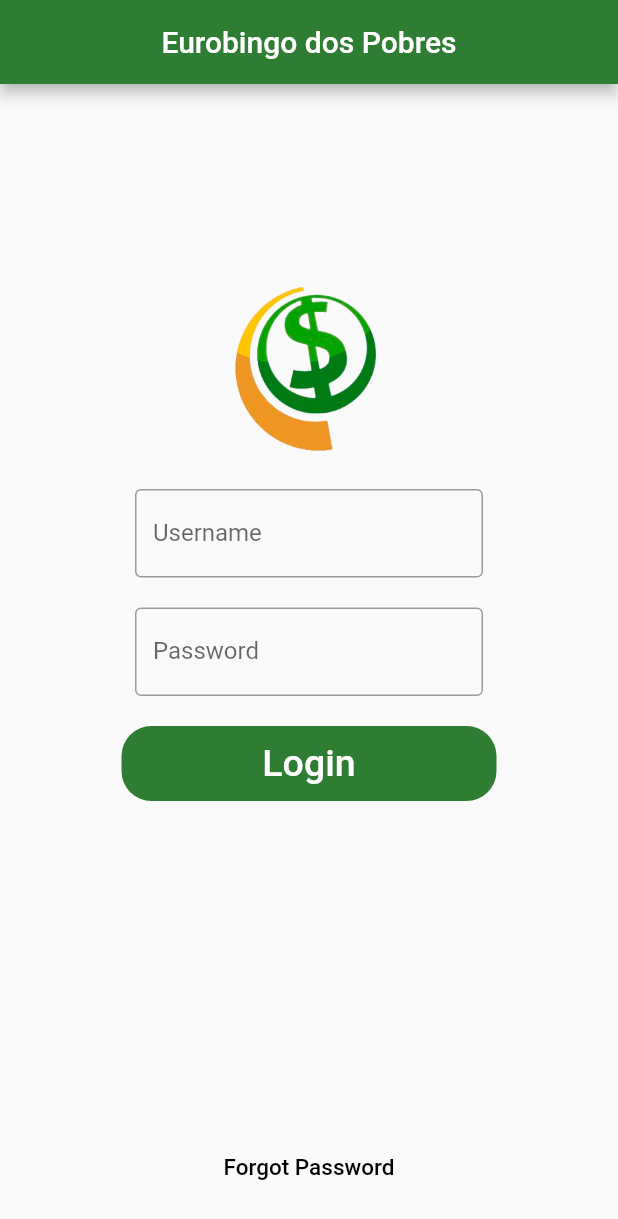
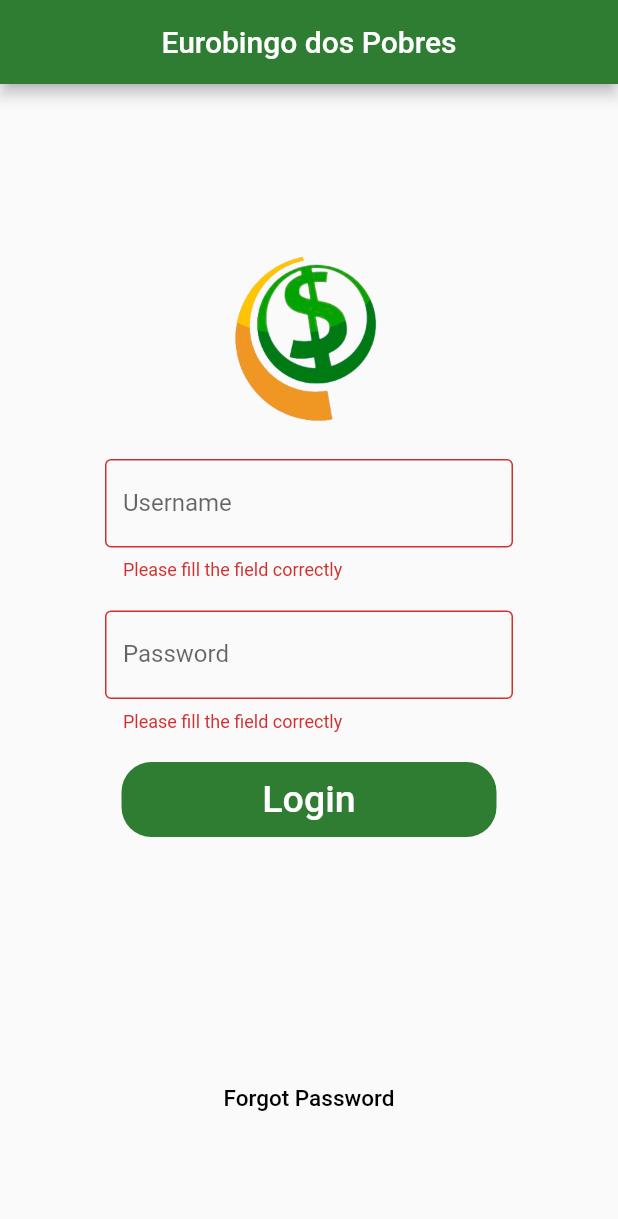
Before and after one commit to mirandaftiago/eurobingo, a Flutter app: the screen it shows after launch, after a tap on "Login", on a phone screen of 412 x 824 dp. Shown: the top 1219 px of the screen. Run offline on Flutter 3.47's test engine with Material 2 defaults, Android fonts, the light colour scheme and no system bars.

Commit message:
Fixed bug with Expanded Widget and redirectAfterLogin logic

```diff
--- a/lib/widgets/login_form.dart
+++ b/lib/widgets/login_form.dart
@@ -17,28 +17,33 @@ class LoginForm extends StatelessWidget {
   }
 
   void redirectAfterLogin(BuildContext context) {
-    if (formKey.currentState!.validate()) {
+  if (formKey.currentState != null && formKey.currentState!.validate()) {
+    // Validation passed, navigate to the next page
     Navigator.push(
-          context, MaterialPageRoute(builder: (_) => const HomePage()));
+      context,
+      MaterialPageRoute(builder: (_) => const HomePage()),
+    );
   }
 }
+
 
   @override
   Widget build(BuildContext context) {
     return Scaffold(
-      body: ListView(
-        children: [
-          Padding(
+      body: SingleChildScrollView(
+        keyboardDismissBehavior: ScrollViewKeyboardDismissBehavior.onDrag,
+        child: Padding(
           padding: const EdgeInsets.only(top: 100),
-            child: Expanded(
-              child: SingleChildScrollView(
-                child: Padding(
-                  padding: const EdgeInsets.all(20.0),
           child: Column(
             crossAxisAlignment: CrossAxisAlignment.center,
             mainAxisAlignment: MainAxisAlignment.center,
             children: [
               const LogoImage(),
+              Form(
+                key: formKey,
+                child: Column(
+                  crossAxisAlignment: CrossAxisAlignment.center,
+                  children: [
                     FormTextField(
                       label: 'Username',
                       hintText: 'Enter your email',
@@ -53,17 +58,15 @@ class LoginForm extends StatelessWidget {
                     ),
                     LoginButton(
                       label: 'Login',
-                          onPressed: () => redirectAfterLogin(context)),
+                      onPressed: () => redirectAfterLogin(context),
+                    ),
                   ],
-                  ),
-                ),
-              ),
                 ),
               ),
               Align(
                 alignment: Alignment.bottomCenter,
                 child: Padding(
-              padding: const EdgeInsets.only(top: 200),
+                  padding: const EdgeInsets.only(top: 150),
                   child: TextButton(
                     onPressed: () {},
                     child: const Text(
@@ -78,6 +81,8 @@ class LoginForm extends StatelessWidget {
               ),
             ],
           ),
+        ),
+      ),
     );
   }
 }
```
Lines whose indentation alone changed are shown as unchanged.
